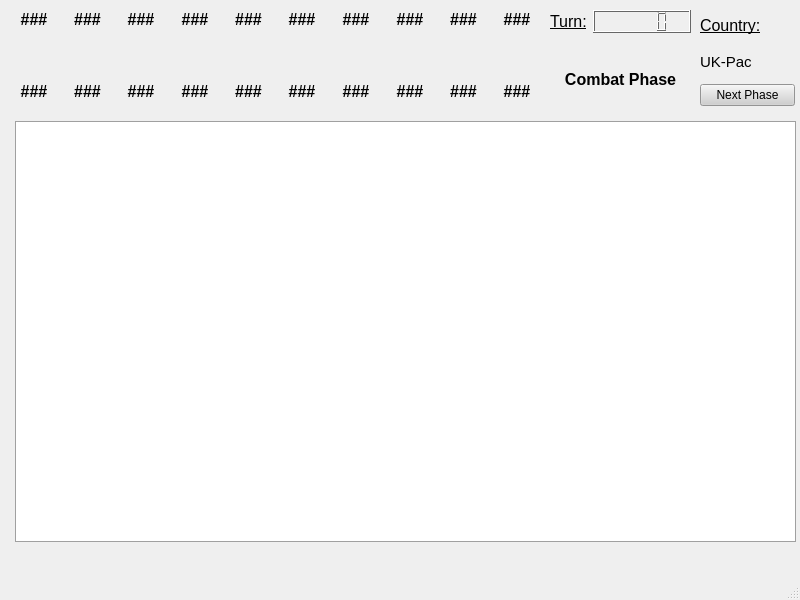
The window that AandAQTCreatorUI/mainwindow.ui (prwilkin/Axis-Allies-Companion) describes before a commit, drawn with Qt 5.
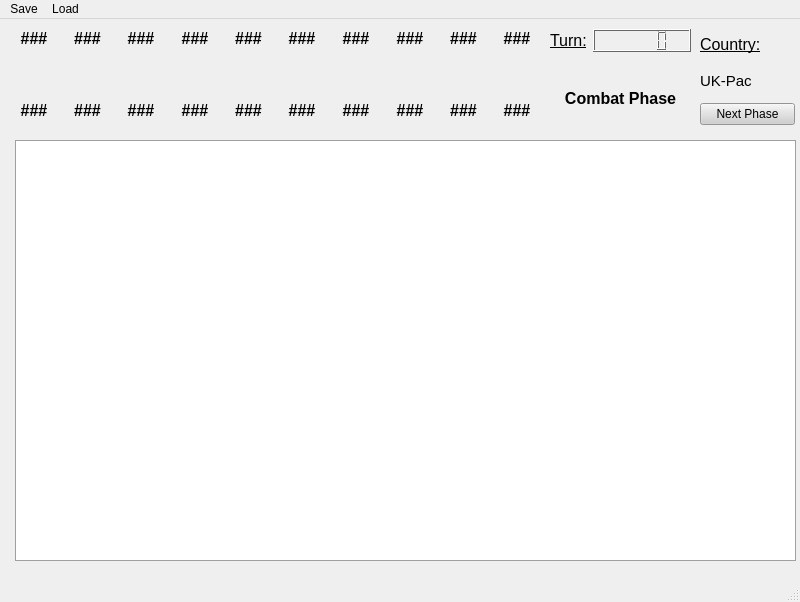
The same window after the commit. Icons and pictures are not drawn.

Patch:
```diff
--- a/AandAQTCreatorUI/mainwindow.ui
+++ b/AandAQTCreatorUI/mainwindow.ui
@@ -7,7 +7,7 @@
     <x>0</x>
     <y>0</y>
     <width>800</width>
-    <height>600</height>
+    <height>602</height>
    </rect>
   </property>
   <property name="windowTitle">
@@ -1106,6 +1106,18 @@
      <height>26</height>
     </rect>
    </property>
+   <widget class="QMenu" name="menuSave">
+    <property name="title">
+     <string>Save</string>
+    </property>
+   </widget>
+   <widget class="QMenu" name="menuLoad">
+    <property name="title">
+     <string>Load</string>
+    </property>
+   </widget>
+   <addaction name="menuSave"/>
+   <addaction name="menuLoad"/>
   </widget>
   <widget class="QStatusBar" name="statusbar"/>
  </widget>
```
